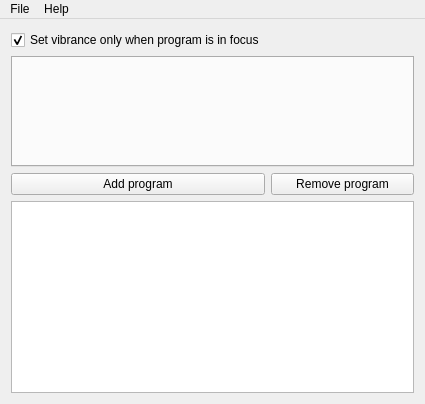
Qt form forms/mainwindow.ui (libvibrant/vibrantLinux) before a commit.
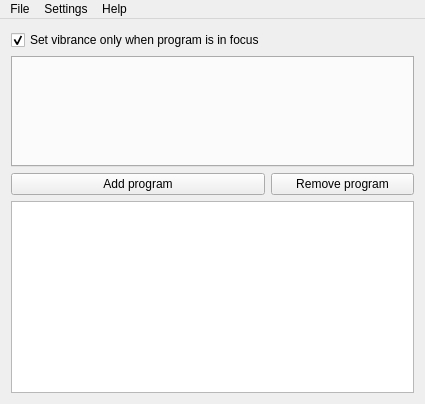
The same form after that commit.

Commit message: feat: add autostart setting to mainwindow

```diff
--- a/forms/mainwindow.ui
+++ b/forms/mainwindow.ui
@@ -78,7 +78,14 @@
     </property>
     <addaction name="actionAbout"/>
    </widget>
+   <widget class="QMenu" name="menuSettings">
+    <property name="title">
+     <string>Settings</string>
+    </property>
+    <addaction name="actionRunOnStartup"/>
+   </widget>
    <addaction name="menuOptions"/>
+   <addaction name="menuSettings"/>
    <addaction name="menuHelp"/>
   </widget>
   <action name="actionShowHideWindow">
```
Left out of the diff: 8 changed lines with no effect on the pictures. The commit also changes 9 other files.
